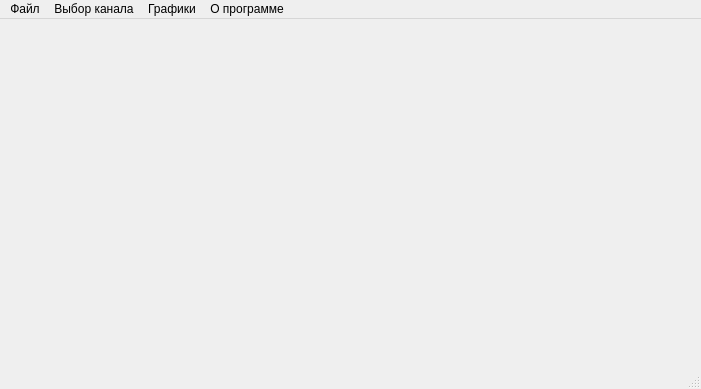
Above: mainwindow.ui from krang4d/Agrekola before the change. Below: the same form after it.
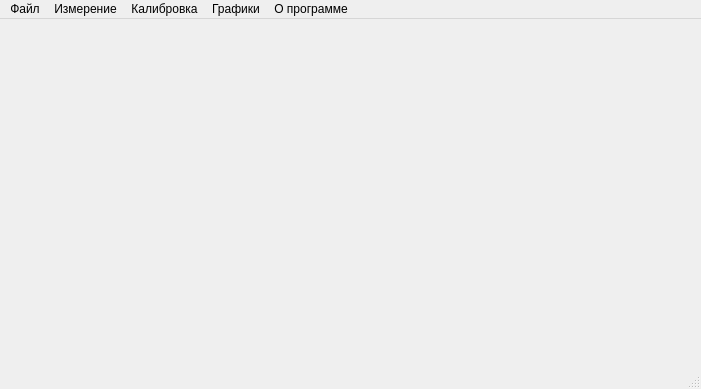
That is the form after the change.

Diff of the .ui file:
```diff
--- a/mainwindow.ui
+++ b/mainwindow.ui
@@ -54,17 +54,25 @@
      <string>О программе</string>
     </property>
    </widget>
-   <widget class="QMenu" name="menu_4">
+   <widget class="QMenu" name="menu_6">
     <property name="title">
-     <string>Выбор канала</string>
+     <string>Измерение</string>
     </property>
-    <addaction name="action_1"/>
-    <addaction name="action_2"/>
-    <addaction name="action_3"/>
-    <addaction name="action_4"/>
+    <addaction name="action_start"/>
+    <addaction name="action_abort"/>
+    <addaction name="action_setting"/>
+   </widget>
+   <widget class="QMenu" name="menu_7">
+    <property name="title">
+     <string>Калибровка</string>
+    </property>
+    <addaction name="action_calibr1"/>
+    <addaction name="action_calibr2"/>
+    <addaction name="action_propety"/>
    </widget>
    <addaction name="menu"/>
-   <addaction name="menu_4"/>
+   <addaction name="menu_6"/>
+   <addaction name="menu_7"/>
    <addaction name="menu_2"/>
    <addaction name="menu_5"/>
   </widget>
```
Left out of the diff: 84 changed lines with no effect on the pictures.
